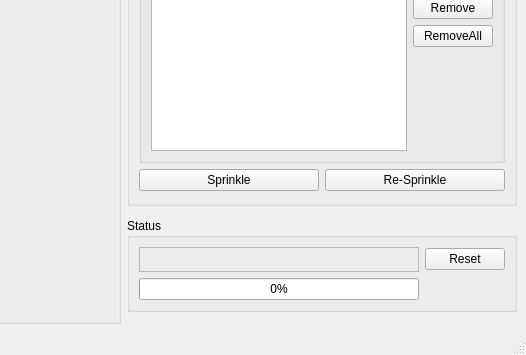
Qt form src/mainwindow.ui (degarashi/sprinkler) before a commit; both pictures show x 214 to 740 and y 174 to 529 of the 740 by 529 pixel window.
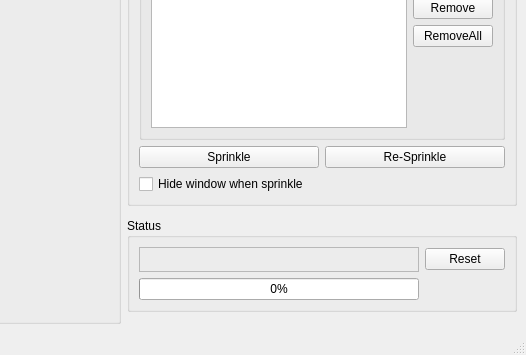
The same form after that commit. Custom widgets are drawn as their Qt base class.

Commit message: [update]sprinkle時にウィンドウを隠す機能を追加

The edit to the form file:
```diff
--- a/src/mainwindow.ui
+++ b/src/mainwindow.ui
@@ -252,6 +252,13 @@
          </property>
         </widget>
        </item>
+       <item row="3" column="1">
+        <widget class="QCheckBox" name="cbHideSprinkle">
+         <property name="text">
+          <string>Hide window when sprinkle</string>
+         </property>
+        </widget>
+       </item>
       </layout>
      </widget>
     </item>
```
Left out of the diff: 38 changed lines with no effect on the pictures. The commit also changes 3 other files.
